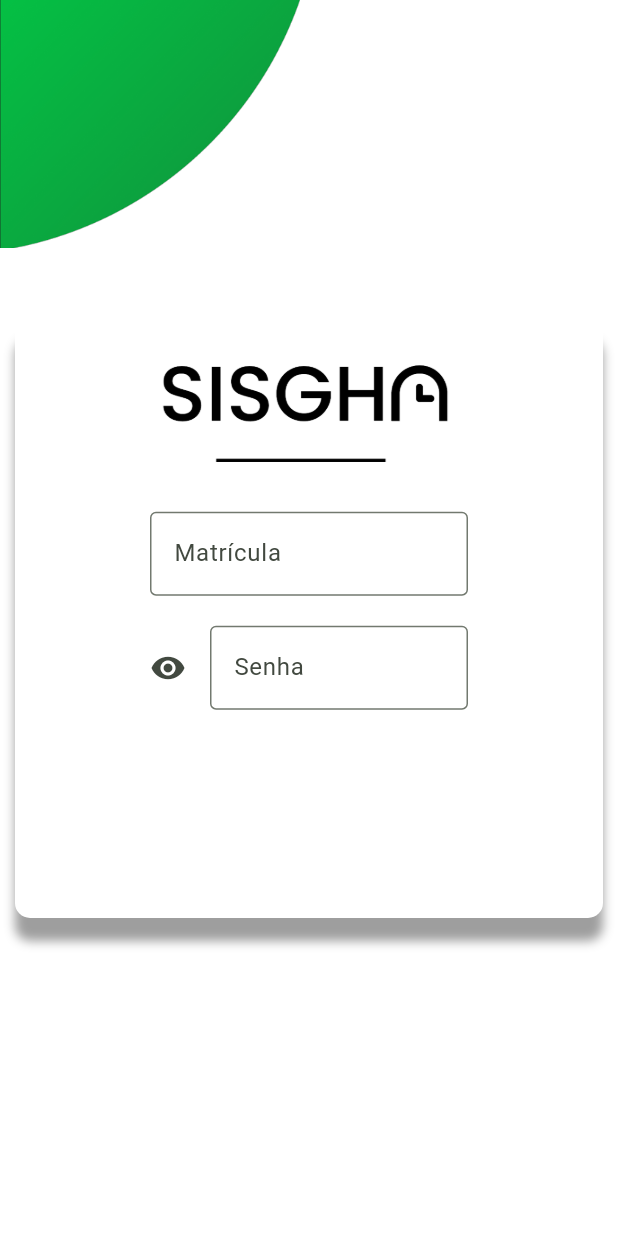
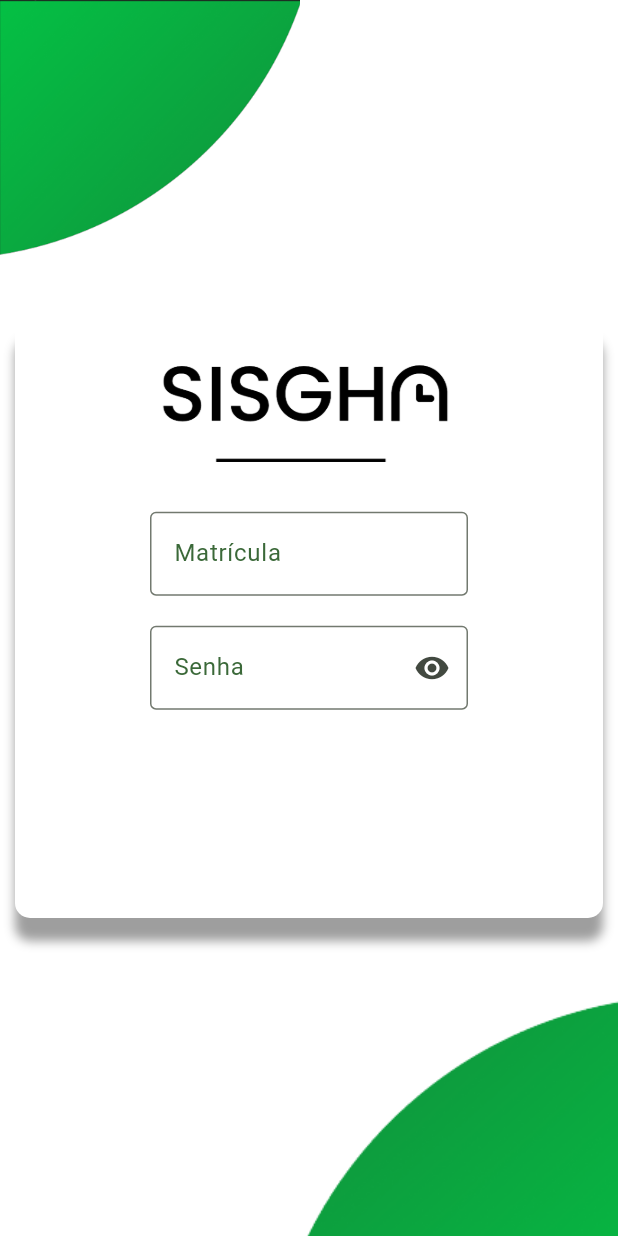
Before and after one commit to ladesa-ro/mobile, a Flutter app: the screen it shows after launch, on a phone screen of 412 x 824 dp. Run offline on Flutter 3.47's test engine with Material 2 defaults, Android fonts, the phone set to English and light mode, and no system bars.

Commit message:
Atualização da tela

```diff
--- a/lib/main.dart
+++ b/lib/main.dart
@@ -16,42 +16,73 @@ class MyApp extends StatelessWidget {
         colorScheme: ColorScheme.fromSeed(seedColor: Colors.green),
         useMaterial3: true,
       ),
-      home: const LoginPage(),
+      home: const PaginaLogin(),
     );
   }
 }
 
-class LoginPage extends StatefulWidget {
-  const LoginPage({super.key});
+class PaginaLogin extends StatefulWidget {
+  const PaginaLogin({super.key});
 
   @override
-  State<LoginPage> createState() => _LoginPageState();
+  State<PaginaLogin> createState() => _EstadoPaginaLogin();
 }
 
-class _LoginPageState extends State<LoginPage> {
+class _EstadoPaginaLogin extends State<PaginaLogin> {
+  // Variável de estado para controlar a visibilidade da senha
+  bool _senhaVisivel = true;
+
+  // Função para alternar a visibilidade da senha
+  void _alternarVisibilidadeSenha() {
+    setState(() {
+      _senhaVisivel = !_senhaVisivel;
+    });
+  }
+
   @override
   Widget build(BuildContext context) {
-    double screenWidth = MediaQuery.of(context).size.width;
+    // Obtém a largura da tela
+    double larguraTela = MediaQuery.of(context).size.width;
+
     return Scaffold(
       backgroundColor: Colors.white,
       body: Stack(
         children: [
-          //Ícone verde do background
-          Container(
-            width: 200,
-            height: 165,
-            decoration: const BoxDecoration(
-              image: DecorationImage(
-                image: AssetImage('assets/image-removebg-preview.png'),
-                fit: BoxFit.cover,
+          // Ícone verde do background
+          Positioned(
+            top: 0,
+            left: 0,
+            child: Container(
+              width: 200,
+              height: 170,
+              decoration: const BoxDecoration(
+                image: DecorationImage(
+                  image: AssetImage('img/icones-verdes.png'),
+                  fit: BoxFit.cover,
+                ),
               ),
             ),
           ),
-          //formulário
+          // Ícone verde no canto inferior direito
+          Positioned(
+            bottom: 0,
+            right: 0,
+            child: Container(
+              width: 250,
+              height: 180,
+              decoration: const BoxDecoration(
+                image: DecorationImage(
+                  image: AssetImage('img/icones-verdes1.png'),
+                  fit: BoxFit.cover,
+                ),
+              ),
+            ),
+          ),
+          // Formulário de login
           Center(
             child: Container(
               margin: const EdgeInsets.symmetric(horizontal: 10.0),
-              width: screenWidth,
+              width: larguraTela,
               height: 400,
               decoration: const BoxDecoration(
                 borderRadius: BorderRadius.all(Radius.circular(10)),
@@ -69,20 +100,47 @@ class _LoginPageState extends State<LoginPage> {
                     const EdgeInsets.symmetric(horizontal: 90, vertical: 20),
                 child: Column(
                   children: [
-                    Image.asset('assets/logo_sisgha.png'),
+                    // Logo do SISGHA
+                    Image.asset('img/logo_sisgha.png'),
                     const SizedBox(height: 20),
+                    // Campo de entrada para Matrícula
                     TextFormField(
-                      decoration: const InputDecoration(
+                      decoration: InputDecoration(
                         labelText: 'Matrícula',
                         border: OutlineInputBorder(),
+                        labelStyle: TextStyle(
+                          color: Theme.of(context).primaryColor,
+                        ),
+                        focusedBorder: OutlineInputBorder(
+                          borderSide: BorderSide(
+                            color: Theme.of(context).primaryColor,
+                          ),
+                        ),
                       ),
                     ),
                     const SizedBox(height: 20),
+                    // Campo de entrada para Senha com alternador de visibilidade
                     TextFormField(
-                      decoration: const InputDecoration(
+                      obscureText: _senhaVisivel,
+                      decoration: InputDecoration(
                         labelText: 'Senha',
-                        icon: Icon(Icons.remove_red_eye),
                         border: OutlineInputBorder(),
+                        suffixIcon: IconButton(
+                          onPressed: _alternarVisibilidadeSenha,
+                          icon: Icon(
+                            _senhaVisivel
+                                ? Icons.visibility
+                                : Icons.visibility_off,
+                          ),
+                        ),
+                        labelStyle: TextStyle(
+                          color: Theme.of(context).primaryColor,
+                        ),
+                        focusedBorder: OutlineInputBorder(
+                          borderSide: BorderSide(
+                            color: Theme.of(context).primaryColor,
+                          ),
+                        ),
                       ),
                     ),
                   ],
--- a/pubspec.yaml
+++ b/pubspec.yaml
@@ -60,8 +60,7 @@ flutter:
 
   # To add assets to your application, add an assets section, like this:
   assets:
-  - assets/image-removebg-preview.png
-  - assets/logo_sisgha.png
+  - img/
   #   - images/a_dot_ham.jpeg
 
   # An image asset can refer to one or more resolution-specific "variants", see
```
Also changed, not shown: img/icones-verdes.png (renamed from assets/image-removebg-preview.png), img/icones-verdes1.png (added), img/logo_sisgha.png (renamed from assets/logo_sisgha.png).
